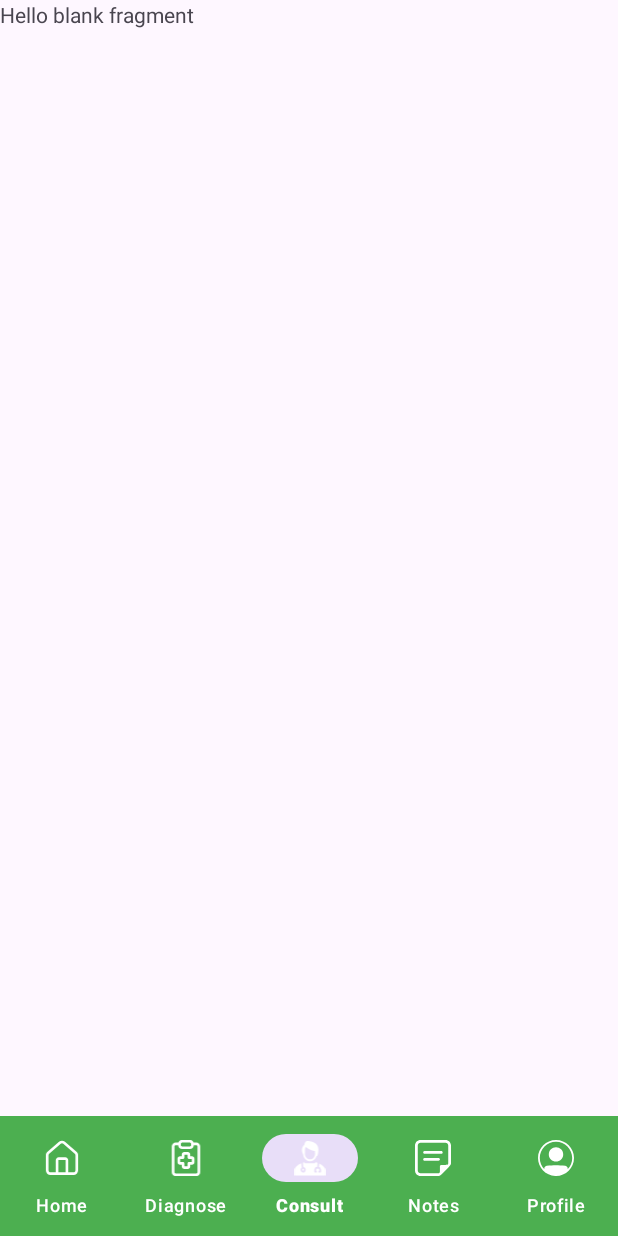
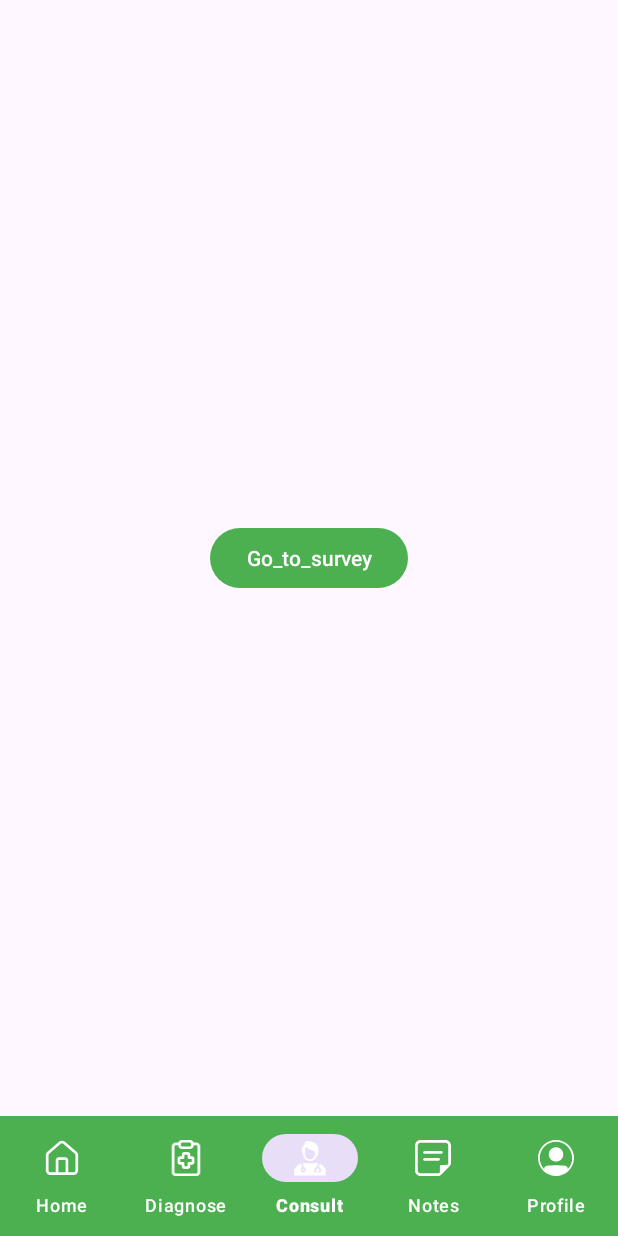
Before and after one commit to 7innovations/FixU-Mobile-Development, an Android app: the screen it shows after launch once a user with an empty profile is signed in (MainActivity), item 3 of the bottom bar chosen, on a phone screen of 412 x 824 dp. Run offline under Robolectric (Android 15) with nearby library versions, the phone set to English and light mode, and no system bars; our stand-ins replace Firebase (no records; nobody signed in at launch, a user with empty details on screens opened directly).

Commit message:
commit before pull

```diff
--- a/app/src/main/AndroidManifest.xml
+++ b/app/src/main/AndroidManifest.xml
@@ -2,7 +2,7 @@
 <manifest xmlns:android="http://schemas.android.com/apk/res/android"
     xmlns:tools="http://schemas.android.com/tools">
 
-    <uses-permission android:name="android.permission.INTERNET"/>
+    <uses-permission android:name="android.permission.INTERNET" />
 
     <application
         android:allowBackup="true"
@@ -19,9 +19,10 @@
             android:exported="false" />
         <activity
             android:name=".LoginActivity"
-            android:exported="true" >
+            android:exported="true">
             <intent-filter>
                 <action android:name="android.intent.action.MAIN" />
+
                 <category android:name="android.intent.category.LAUNCHER" />
             </intent-filter>
         </activity>
--- a/app/src/main/java/com/example/fixu/LoginActivity.kt
+++ b/app/src/main/java/com/example/fixu/LoginActivity.kt
@@ -76,6 +76,7 @@ class LoginActivity : AppCompatActivity() {
                     finish()
                 } else {
                     // If sign in fails, display a message to the user.
+                    showLoading(false)
                     Log.w(TAG, "signInWithEmail:failure", task.exception)
                     Toast.makeText(
                         baseContext,
--- a/app/src/main/java/com/example/fixu/RegisterActivity.kt
+++ b/app/src/main/java/com/example/fixu/RegisterActivity.kt
@@ -84,6 +84,7 @@ class RegisterActivity : AppCompatActivity() {
                     finish()
                 } else {
                     // If sign in fails, display a message to the user.
+                    showLoading(false)
                     Log.w(TAG, "createUserWithEmail:failure", task.exception)
                     Toast.makeText(
                         baseContext,
--- a/app/src/main/java/com/example/fixu/fragment/ConsultFragment.kt
+++ b/app/src/main/java/com/example/fixu/fragment/ConsultFragment.kt
@@ -1,60 +1,48 @@
 package com.example.fixu.fragment
 
+import android.content.Intent
 import android.os.Bundle
 import androidx.fragment.app.Fragment
 import android.view.LayoutInflater
 import android.view.View
 import android.view.ViewGroup
+import com.example.fixu.ApiTestActivity
 import com.example.fixu.R
+import com.example.fixu.databinding.FragmentConsultBinding
+import com.example.fixu.databinding.FragmentProfileBinding
+import com.google.firebase.auth.ktx.auth
+import com.google.firebase.ktx.Firebase
 
-// TODO: Rename parameter arguments, choose names that match
-// the fragment initialization parameters, e.g. ARG_ITEM_NUMBER
-private const val ARG_PARAM1 = "param1"
-private const val ARG_PARAM2 = "param2"
+class ConsultFragment : Fragment() {
 
-/**
- * A simple [Fragment] subclass.
- * Use the [ConsultFragment.newInstance] factory method to
- * create an instance of this fragment.
- */
-class ConsultFragment : Fragment() {
-    // TODO: Rename and change types of parameters
-    private var param1: String? = null
-    private var param2: String? = null
+    private var _binding: FragmentConsultBinding? = null
+    private val binding get() = _binding!!
 
     override fun onCreate(savedInstanceState: Bundle?) {
         super.onCreate(savedInstanceState)
-        arguments?.let {
-            param1 = it.getString(ARG_PARAM1)
-            param2 = it.getString(ARG_PARAM2)
+
         }
-    }
+
 
     override fun onCreateView(
         inflater: LayoutInflater, container: ViewGroup?,
         savedInstanceState: Bundle?
-    ): View? {
-        // Inflate the layout for this fragment
-        return inflater.inflate(R.layout.fragment_consult, container, false)
+    ): View {
+
+        _binding = FragmentConsultBinding.inflate(inflater,container, false)
+        val view = binding.root
+
+        binding.btnTestSurvey.setOnClickListener {
+            val intent = Intent(requireActivity(), ApiTestActivity::class.java)
+            startActivity(intent)
+        }
+
+        return view
     }
 
-    companion object {
-        /**
-         * Use this factory method to create a new instance of
-         * this fragment using the provided parameters.
-         *
-         * @param param1 Parameter 1.
-         * @param param2 Parameter 2.
-         * @return A new instance of fragment ConsultFragment.
-         */
-        // TODO: Rename and change types and number of parameters
-        @JvmStatic
-        fun newInstance(param1: String, param2: String) =
-            ConsultFragment().apply {
-                arguments = Bundle().apply {
-                    putString(ARG_PARAM1, param1)
-                    putString(ARG_PARAM2, param2)
-                }
-            }
+    override fun onDestroy() {
+        super.onDestroy()
+        _binding = null
     }
+
 }
--- a/app/src/main/res/layout/fragment_consult.xml
+++ b/app/src/main/res/layout/fragment_consult.xml
@@ -1,14 +1,19 @@
 <?xml version="1.0" encoding="utf-8"?>
-<FrameLayout xmlns:android="http://schemas.android.com/apk/res/android"
+<androidx.constraintlayout.widget.ConstraintLayout xmlns:android="http://schemas.android.com/apk/res/android"
     xmlns:tools="http://schemas.android.com/tools"
     android:layout_width="match_parent"
     android:layout_height="match_parent"
+    xmlns:app="http://schemas.android.com/apk/res-auto"
     tools:context=".fragment.ConsultFragment">
 
-    <!-- TODO: Update blank fragment layout -->
-    <TextView
-        android:layout_width="match_parent"
-        android:layout_height="match_parent"
-        android:text="@string/hello_blank_fragment" />
+    <com.google.android.material.button.MaterialButton
+        android:id="@+id/btn_test_survey"
+        android:layout_width="wrap_content"
+        android:layout_height="wrap_content"
+        app:layout_constraintStart_toStartOf="parent"
+        app:layout_constraintEnd_toEndOf="parent"
+        app:layout_constraintBottom_toBottomOf="parent"
+        app:layout_constraintTop_toTopOf="parent"
+        android:text="Go_to_survey" />
 
-</FrameLayout>
+</androidx.constraintlayout.widget.ConstraintLayout>
```
Also changed, not shown: app/src/main/java/com/example/fixu/retrofit/ApiService.kt (deleted, +0 -42 lines).
